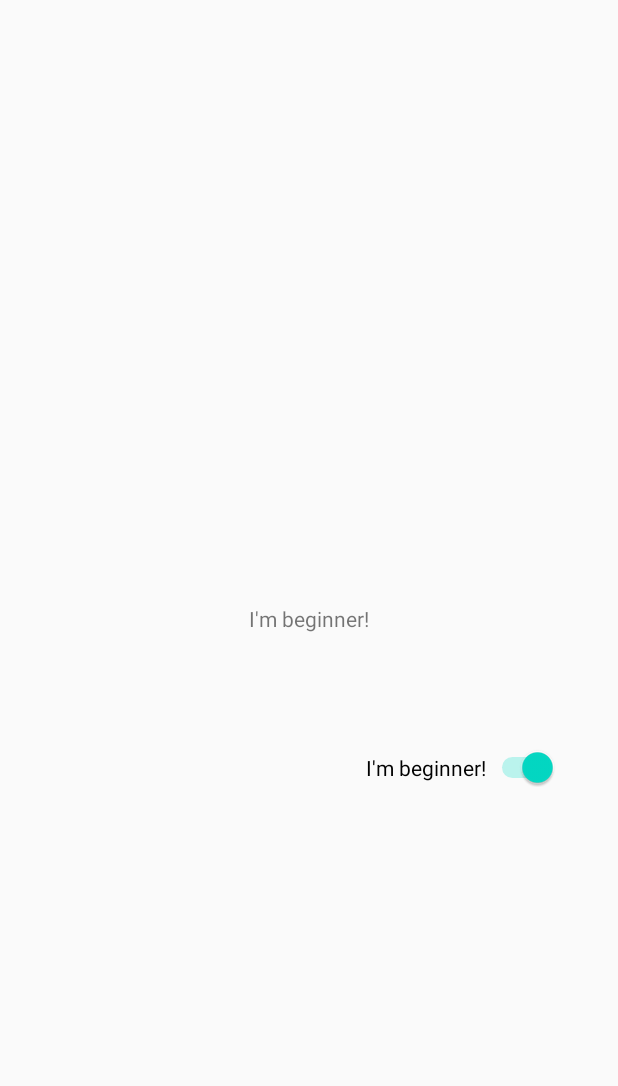
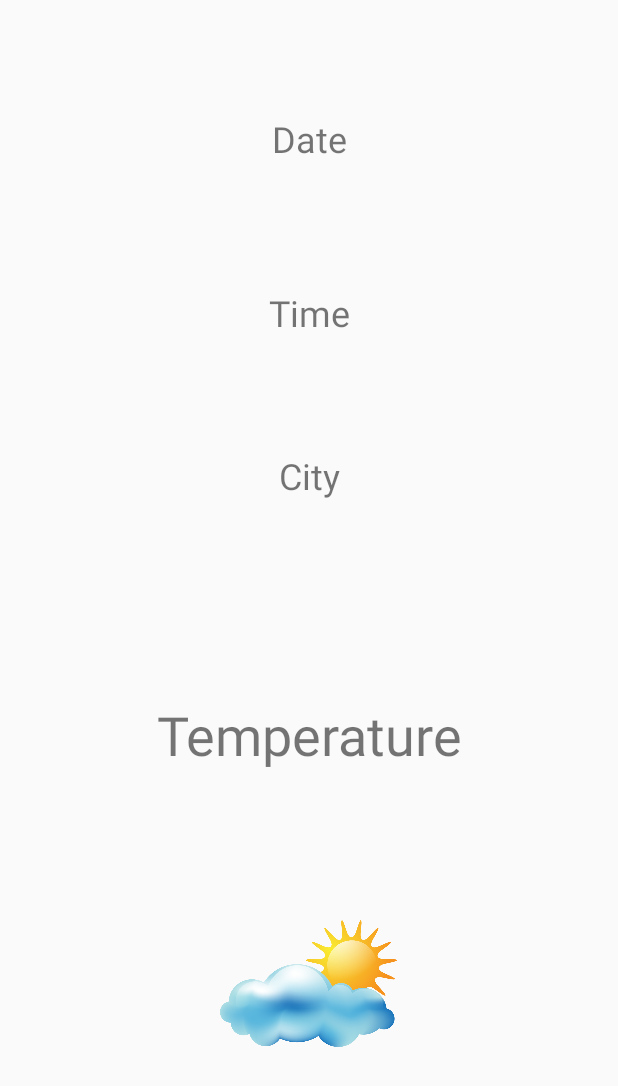
Before and after one commit to loleckek228/Homework, an Android app: the layout activity_main.xml on its own in the app's theme, with its tools: preview values and no code run, on a phone screen of 412 x 824 dp. Shown: the top 1086 px of the screen. Run offline under Robolectric (Android 15) with nearby library versions, the phone set to English and light mode, and no system bars.

Commit message:
HomeWork(lesson-1)

```diff
--- a/app/build.gradle
+++ b/app/build.gradle
@@ -20,6 +20,10 @@ android {
             proguardFiles getDefaultProguardFile('proguard-android-optimize.txt'), 'proguard-rules.pro'
         }
     }
+    compileOptions {
+        sourceCompatibility = 1.8
+        targetCompatibility = 1.8
+    }
 
 }
 
--- a/app/src/main/res/layout-land/activity_main.xml
+++ b/app/src/main/res/layout-land/activity_main.xml
@@ -6,25 +6,68 @@
     android:layout_height="match_parent"
     tools:context=".MainActivity">
 
+    <ImageView
+        android:id="@+id/imageView3"
+        android:layout_width="119dp"
+        android:layout_height="111dp"
+        app:layout_constraintBottom_toBottomOf="parent"
+        app:layout_constraintEnd_toStartOf="@+id/temperatureTextView"
+        app:layout_constraintHorizontal_bias="0.192"
+        app:layout_constraintStart_toStartOf="parent"
+        app:layout_constraintTop_toTopOf="parent"
+        app:layout_constraintVertical_bias="0.746"
+        app:srcCompat="@drawable/weather" />
+
     <TextView
-        android:id="@+id/hellotextView"
+        android:id="@+id/dataTextView"
         android:layout_width="wrap_content"
         android:layout_height="wrap_content"
-        android:text="@string/hello_land"
+        android:text="@string/date"
+        android:textSize="24sp"
+        app:layout_constraintBottom_toTopOf="@+id/timeTextView"
+        app:layout_constraintEnd_toEndOf="parent"
+        app:layout_constraintHorizontal_bias="0.356"
+        app:layout_constraintStart_toStartOf="parent"
+        app:layout_constraintTop_toTopOf="parent"
+        app:layout_constraintVertical_bias="0.726" />
+
+    <TextView
+        android:id="@+id/cityTextView"
+        android:layout_width="wrap_content"
+        android:layout_height="wrap_content"
+        android:layout_marginEnd="212dp"
+        android:layout_marginRight="212dp"
+        android:text="@string/city"
+        android:textSize="24sp"
+        app:layout_constraintBottom_toTopOf="@+id/temperatureTextView"
+        app:layout_constraintEnd_toEndOf="parent"
+        app:layout_constraintHorizontal_bias="1.0"
+        app:layout_constraintStart_toEndOf="@+id/imageView3"
+        app:layout_constraintTop_toTopOf="parent"
+        app:layout_constraintVertical_bias="0.354" />
+
+    <TextView
+        android:id="@+id/temperatureTextView"
+        android:layout_width="wrap_content"
+        android:layout_height="wrap_content"
+        android:text="@string/temperature"
+        android:textSize="36sp"
         app:layout_constraintBottom_toBottomOf="parent"
-        app:layout_constraintLeft_toLeftOf="parent"
-        app:layout_constraintRight_toRightOf="parent"
-        app:layout_constraintTop_toTopOf="parent" />
+        app:layout_constraintEnd_toEndOf="parent"
+        app:layout_constraintHorizontal_bias="0.64"
+        app:layout_constraintStart_toStartOf="parent"
+        app:layout_constraintTop_toTopOf="parent"
+        app:layout_constraintVertical_bias="0.79" />
 
-    <ImageView
-        android:id="@+id/imageView"
-        android:layout_width="235dp"
-        android:layout_height="129dp"
-        android:layout_marginTop="60dp"
+    <TextView
+        android:id="@+id/timeTextView"
+        android:layout_width="wrap_content"
+        android:layout_height="wrap_content"
+        android:layout_marginBottom="208dp"
+        android:text="@string/time"
+        android:textSize="24sp"
+        app:layout_constraintBottom_toBottomOf="parent"
         app:layout_constraintEnd_toEndOf="parent"
-        app:layout_constraintHorizontal_bias="0.499"
-        app:layout_constraintStart_toStartOf="parent"
-        app:layout_constraintTop_toBottomOf="@+id/hellotextView"
-        app:srcCompat="@android:drawable/ic_dialog_map" />
-
+        app:layout_constraintHorizontal_bias="0.351"
+        app:layout_constraintStart_toStartOf="parent" />
 </androidx.constraintlayout.widget.ConstraintLayout>
--- a/app/src/main/res/layout/activity_main.xml
+++ b/app/src/main/res/layout/activity_main.xml
@@ -6,26 +6,67 @@
     android:layout_height="match_parent"
     tools:context=".MainActivity">
 
+    <ImageView
+        android:id="@+id/imageView3"
+        android:layout_width="119dp"
+        android:layout_height="111dp"
+        app:layout_constraintBottom_toBottomOf="parent"
+        app:layout_constraintEnd_toEndOf="parent"
+        app:layout_constraintHorizontal_bias="0.501"
+        app:layout_constraintStart_toStartOf="parent"
+        app:layout_constraintTop_toTopOf="parent"
+        app:layout_constraintVertical_bias="0.841"
+        app:srcCompat="@drawable/weather" />
+
     <TextView
-        android:id="@+id/hellotextView"
-        android:layout_width="wrap_content"
-        android:layout_height="wrap_content"
-        android:text="@string/i_m_beginner"
-        app:layout_constraintBottom_toBottomOf="parent"
-        app:layout_constraintLeft_toLeftOf="parent"
-        app:layout_constraintRight_toRightOf="parent"
-        app:layout_constraintTop_toTopOf="parent" />
-
-    <Switch
-        android:id="@+id/switch1"
+        android:id="@+id/dataTextView"
         android:layout_width="wrap_content"
         android:layout_height="wrap_content"
         android:layout_marginTop="76dp"
-        android:layout_marginEnd="40dp"
-        android:layout_marginRight="40dp"
-        android:text="@string/i_m_beginner"
-        android:checked="true"
+        android:text="@string/date"
+        android:textSize="24sp"
+        app:layout_constraintBottom_toTopOf="@+id/cityTextView"
         app:layout_constraintEnd_toEndOf="parent"
-        app:layout_constraintTop_toBottomOf="@+id/hellotextView" />
+        app:layout_constraintStart_toStartOf="parent"
+        app:layout_constraintTop_toTopOf="parent"
+        app:layout_constraintVertical_bias="0.0" />
 
+    <TextView
+        android:id="@+id/cityTextView"
+        android:layout_width="wrap_content"
+        android:layout_height="wrap_content"
+        android:layout_marginBottom="132dp"
+        android:text="@string/city"
+        android:textSize="24sp"
+        app:layout_constraintBottom_toTopOf="@+id/temperatureTextView"
+        app:layout_constraintEnd_toEndOf="parent"
+        app:layout_constraintHorizontal_bias="0.501"
+        app:layout_constraintStart_toStartOf="parent"
+        app:layout_constraintTop_toTopOf="parent"
+        app:layout_constraintVertical_bias="1.0" />
+
+    <TextView
+        android:id="@+id/temperatureTextView"
+        android:layout_width="wrap_content"
+        android:layout_height="wrap_content"
+        android:text="@string/temperature"
+        android:textSize="36sp"
+        app:layout_constraintBottom_toTopOf="@+id/imageView3"
+        app:layout_constraintEnd_toEndOf="parent"
+        app:layout_constraintStart_toStartOf="parent"
+        app:layout_constraintTop_toTopOf="parent"
+        app:layout_constraintVertical_bias="0.845" />
+
+    <TextView
+        android:id="@+id/timeTextView"
+        android:layout_width="wrap_content"
+        android:layout_height="wrap_content"
+        android:layout_marginBottom="34dp"
+        android:text="@string/time"
+        android:textSize="24sp"
+        app:layout_constraintBottom_toTopOf="@+id/cityTextView"
+        app:layout_constraintEnd_toEndOf="parent"
+        app:layout_constraintStart_toStartOf="parent"
+        app:layout_constraintTop_toTopOf="parent"
+        app:layout_constraintVertical_bias="0.821" />
 </androidx.constraintlayout.widget.ConstraintLayout>
--- a/app/src/main/res/values/strings.xml
+++ b/app/src/main/res/values/strings.xml
@@ -1,8 +1,9 @@
 <resources>
-    <string name="app_name" translatable="false">Homework</string>
-    <string name="hello">Hello!</string>
-    <string name="hello_land">It\'s landscope!</string>
-    <string name="i_m_beginner">I\'m beginner!</string>
-    <string name="ok_you_will_succes">Ok! You will succes)</string>
-    <string name="im_expirienced">I\'m expirienced developer</string>
+    <string name="app_name" translatable="false">Weather</string>
+    <string name="temperature">Temperature</string>
+    <string name="temperature_land">Temperature</string>
+    <string name="city">City</string>
+    <string name="time">Time</string>
+    <string name="date">Date</string>
+    <string name="theme">White/Dark</string>
 </resources>
```
Also changed, not shown: app/src/main/AndroidManifest.xml (added, +21 -0 lines), app/src/main/java/com/geekbrains/android/homework/MainActivity.java (+31 -23 lines), app/src/main/res/drawable/weather.png (added), 1 other file.
